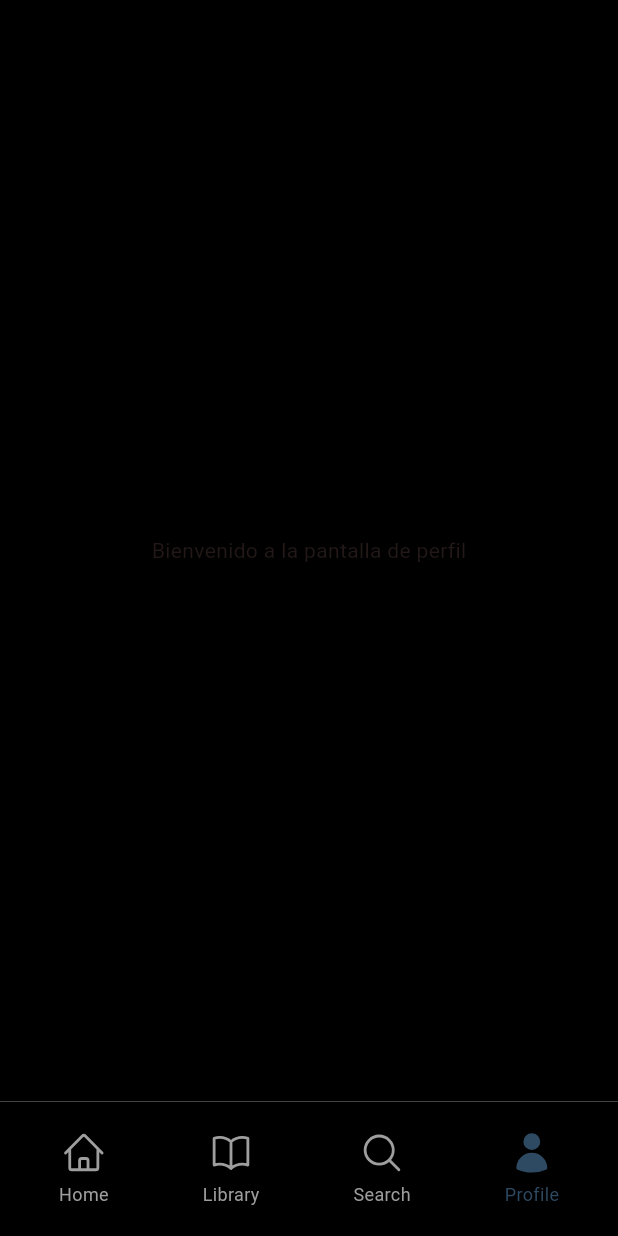
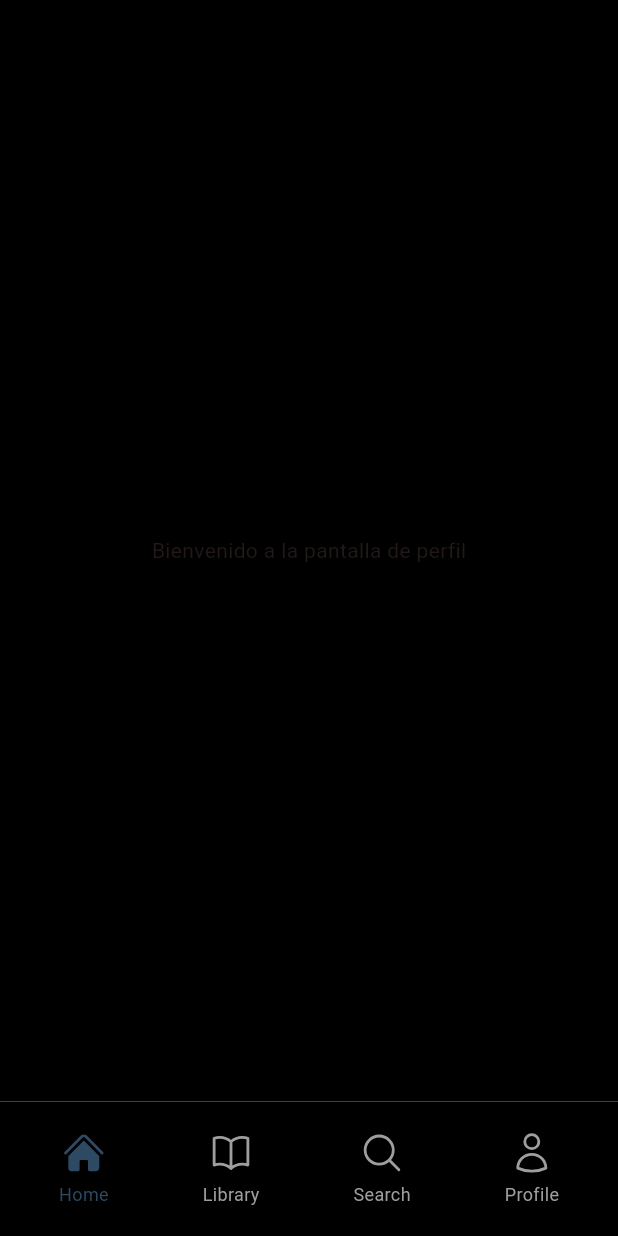
Before and after one commit to JoaquinRouge/Proyecto-TP3, a Flutter app: the ProfileScreen screen opened by its route, on a phone screen of 412 x 824 dp. Run offline on Flutter 3.47's test engine with Material 3 defaults, Android fonts, the light colour scheme and no system bars; our stand-ins replace flutter_riverpod, go_router, heroicons.

Commit message:
añadido riverpod y uso del gestor de estado para el bottomBar

```diff
--- a/lib/core/components/bottomBar.dart
+++ b/lib/core/components/bottomBar.dart
@@ -1,13 +1,20 @@
 import 'package:flutter/material.dart';
+import 'package:flutter_riverpod/flutter_riverpod.dart';
 import 'package:go_router/go_router.dart';
 import 'package:heroicons/heroicons.dart';
+import 'package:proyecto_tp3/provider/pageProvider.dart';
 
-class CustomBottomBar extends StatelessWidget {
-  final String currentRoute;
-  const CustomBottomBar({super.key, required this.currentRoute});
+class CustomBottomBar extends ConsumerWidget {
+  const CustomBottomBar({super.key});
 
   @override
-  Widget build(BuildContext context) {
+  Widget build(BuildContext context, WidgetRef ref) {
+    ref.listen(pageProvider, (previous,next) {
+      if(next != previous) {
+        context.go(next);
+      }
+    });
+
     return Container(
       height: 90,
       decoration: BoxDecoration(
@@ -20,44 +27,57 @@ class CustomBottomBar extends StatelessWidget {
         child: Row(
           mainAxisAlignment: MainAxisAlignment.spaceAround,
           children: [
-            navItem(context, HeroIcons.home, 'Home', '/home'),
-            navItem(context, HeroIcons.bookOpen, 'Library', '/library'),
-            navItem(context, HeroIcons.magnifyingGlass, 'Search', '/search'),
-            navItem(context, HeroIcons.user, 'Profile', '/profile'),
+            GestureDetector(
+              onTap: () {
+                ref.read(pageProvider.notifier).state = '/home';
+              },
+              child: navItem(context, HeroIcons.home, 'Home', '/home',ref),
+            ),
+            GestureDetector(
+              onTap: () {
+                ref.read(pageProvider.notifier).state = '/library';
+              },
+              child: navItem(context, HeroIcons.bookOpen, 'Library', '/library',ref),
+            ),
+            GestureDetector(
+              onTap: () {
+                ref.read(pageProvider.notifier).state = '/search';
+              },
+              child:navItem(context, HeroIcons.magnifyingGlass, 'Search', '/search',ref),
+            ),
+            GestureDetector(
+              onTap: () {
+                ref.read(pageProvider.notifier).state = '/profile';
+              },
+              child: navItem(context, HeroIcons.user, 'Profile', '/profile',ref),
+            ),
           ],
         ),
       ),
     );
   }
 
-  Column navItem(BuildContext context, HeroIcons icon, String label, String route) {
-    final bool isSelected = currentRoute == route;
-    final Color color = isSelected ? Theme.of(context).colorScheme.primary : Colors.grey;
+  Column navItem(
+    BuildContext context,
+    HeroIcons icon,
+    String label,
+    String route,
+    WidgetRef ref
+  ) {
+
+    bool samePage = ref.watch(pageProvider) == route;
 
     return Column(
       mainAxisSize: MainAxisSize.min,
       children: [
-        GestureDetector(
-          onTap: () {
-            if (!isSelected) {
-              GoRouter.of(context).go(route);
-            }
-          },
-          child: HeroIcon(
+          HeroIcon(
             icon,
-            style: isSelected ? HeroIconStyle.solid : HeroIconStyle.outline,
+            style: samePage ?  HeroIconStyle.solid : HeroIconStyle.outline,
             size: 30,
-            color: color,
+            color: samePage ? Theme.of(context).colorScheme.primary : Colors.grey,
           ),
-        ),
         const SizedBox(height: 4),
-        Text(
-          label,
-          style: TextStyle(
-            color: color,
-            fontSize: 12,
-          ),
-        ),
+        Text(label, style: TextStyle(color: samePage ? Theme.of(context).colorScheme.primary : Colors.grey, fontSize: 12)),
       ],
     );
   }
--- a/lib/main.dart
+++ b/lib/main.dart
@@ -1,9 +1,10 @@
 import 'package:flutter/material.dart';
 import 'package:proyecto_tp3/core/router/app_router.dart';
 import 'package:proyecto_tp3/core/theme/app_theme.dart';
+import 'package:flutter_riverpod/flutter_riverpod.dart';
 
 void main() {
-  runApp(const MainApp());
+  runApp(const ProviderScope(child: MainApp()));
 }
 
 class MainApp extends StatelessWidget {
--- a/lib/presentation/screens/home_screen.dart
+++ b/lib/presentation/screens/home_screen.dart
@@ -10,7 +10,7 @@ class HomeScreen extends StatelessWidget {
       body: Center(
         child: Text('Bienvenido a la pantalla de inicio'),
       ),
-      bottomNavigationBar: CustomBottomBar(currentRoute: "/home",),
+      bottomNavigationBar: CustomBottomBar(),
     );
   }
 }
--- a/lib/presentation/screens/library_screen.dart
+++ b/lib/presentation/screens/library_screen.dart
@@ -10,7 +10,7 @@ class LibraryScreen extends StatelessWidget {
       body: Center(
         child: Text('Bienvenido a la pantalla de biblioteca'),
       ),
-      bottomNavigationBar: CustomBottomBar(currentRoute: "/library",),
+      bottomNavigationBar: CustomBottomBar(),
     );
   }
 }
--- a/lib/presentation/screens/profile_screen.dart
+++ b/lib/presentation/screens/profile_screen.dart
@@ -10,7 +10,7 @@ class ProfileScreen extends StatelessWidget {
       body: Center(
         child: Text('Bienvenido a la pantalla de perfil'),
       ),
-      bottomNavigationBar: CustomBottomBar(currentRoute: "/profile",),
+      bottomNavigationBar: CustomBottomBar(),
     );
   }
 }
--- a/lib/presentation/screens/search_screen.dart
+++ b/lib/presentation/screens/search_screen.dart
@@ -10,7 +10,7 @@ class SearchScreen extends StatelessWidget {
       body: Center(
         child: Text('Bienvenido a la pantalla de búsqueda'),
       ),
-      bottomNavigationBar: CustomBottomBar(currentRoute: "/search",),
+      bottomNavigationBar: CustomBottomBar(),
     );
   }
 }
--- /dev/null
+++ b/lib/provider/pageProvider.dart
@@ -0,0 +1,3 @@
+import 'package:flutter_riverpod/flutter_riverpod.dart';
+
+final pageProvider = StateProvider<String>((ref) => "/home");
--- a/pubspec.yaml
+++ b/pubspec.yaml
@@ -9,6 +9,7 @@ environment:
 dependencies:
   flutter:
     sdk: flutter
+  flutter_riverpod: ^2.5.5
   go_router: ^16.2.1
   heroicons: ^0.11.0
 
```
Also changed, not shown: pubspec.lock.
